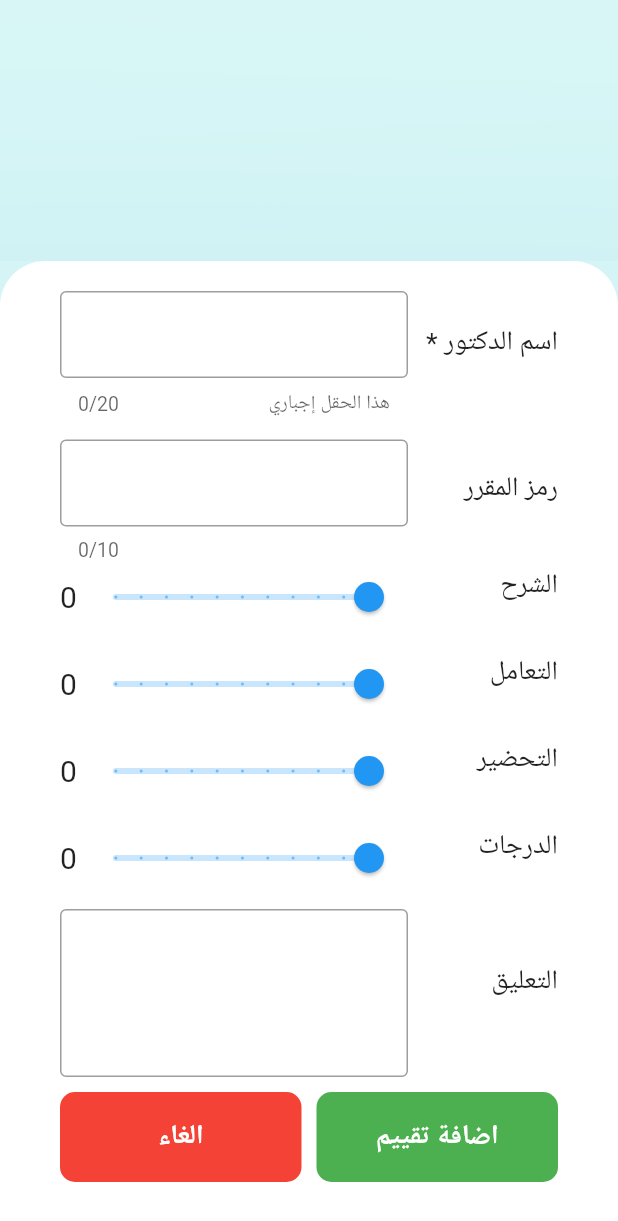
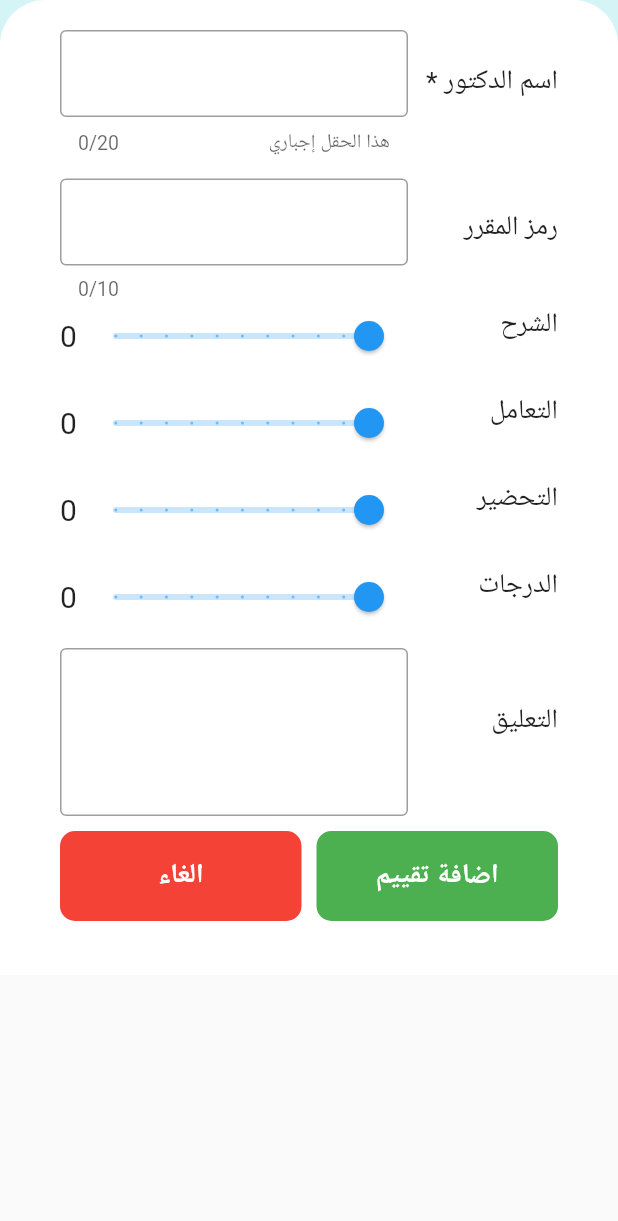
Before and after one commit to EidAlmutairi0/takyeem, a Flutter app: the screen it shows after launch, after a tap on the "add" icon, on a phone screen of 412 x 824 dp. Shown: the top 1221 px of the screen. Run offline on Flutter 3.47's test engine with Material 2 defaults, Android fonts, the phone set to English and light mode, and no system bars; drawn by our look-alikes of auto_animated; our stand-ins replace google_fonts; Roboto replaces fonts that are missing (Almarai).

```diff
--- a/lib/add_doctor_screen.dart
+++ b/lib/add_doctor_screen.dart
@@ -30,7 +30,8 @@
   @override
   Widget build(BuildContext context) {
     return SafeArea(
-      child: Container(
+      child: Scaffold(
+        body: Container(
           color: Color(0xFF0D3F4F5),
           child: Container(
             decoration: BoxDecoration(
@@ -302,8 +303,8 @@
                                           context: context,
                                           builder: (BuildContext context) {
                                             return AlertDialog(
-                                            title:
-                                                Text("الرجاء كتابةاسم الدكتور"),
+                                              title: Text(
+                                                  "الرجاء كتابةاسم الدكتور"),
                                               actions: <Widget>[
                                                 FlatButton(
                                                   child: Text("OK"),
@@ -361,6 +362,7 @@
             ),
           ),
         ),
+      ),
     );
   }
 }
```
Lines whose indentation alone changed are shown as unchanged.
